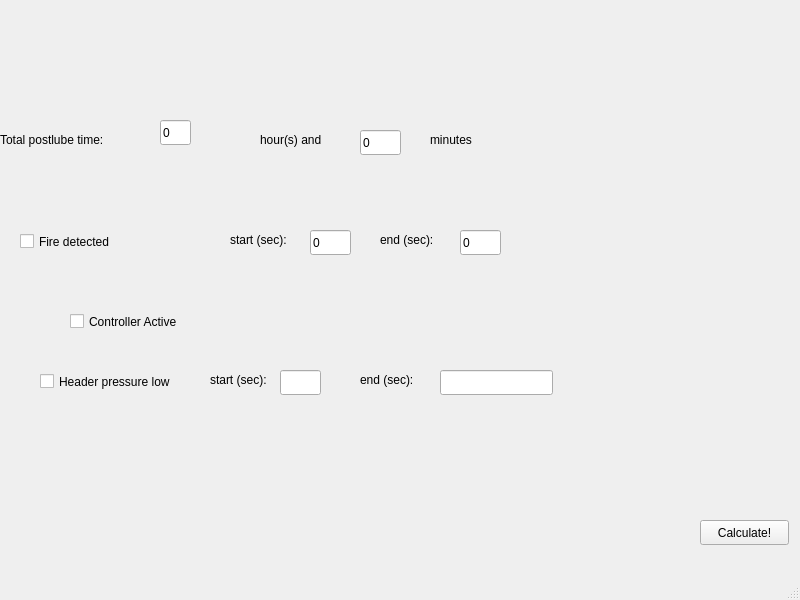
Above: mainwindow.ui from tvb2/Backup_1 before the change. Below: the same form after it.
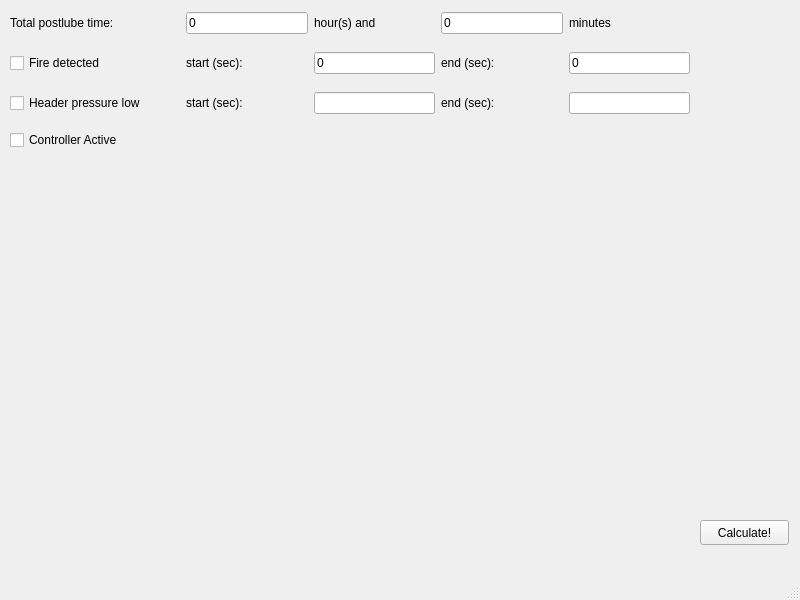
That is the form after the change.

Diff of the .ui file:
```diff
--- a/mainwindow.ui
+++ b/mainwindow.ui
@@ -36,180 +36,10 @@
    <widget class="QCheckBox" name="ckBxControllerActive">
     <property name="geometry">
      <rect>
-      <x>70</x>
-      <y>310</y>
-      <width>583</width>
-      <height>23</height>
-     </rect>
-    </property>
-    <property name="text">
-     <string>Controller Active</string>
-    </property>
-   </widget>
-   <widget class="QCheckBox" name="ckBxFireDetected">
-    <property name="geometry">
-     <rect>
-      <x>20</x>
-      <y>230</y>
-      <width>136</width>
-      <height>23</height>
-     </rect>
-    </property>
-    <property name="text">
-     <string>Fire detected</string>
-    </property>
-   </widget>
-   <widget class="QLineEdit" name="time1Fire">
-    <property name="geometry">
-     <rect>
-      <x>310</x>
-      <y>230</y>
-      <width>41</width>
-      <height>25</height>
-     </rect>
-    </property>
-    <property name="minimumSize">
-     <size>
-      <width>0</width>
-      <height>0</height>
-     </size>
-    </property>
-    <property name="text">
-     <string>0</string>
-    </property>
-    <property name="alignment">
-     <set>Qt::AlignLeading|Qt::AlignLeft|Qt::AlignVCenter</set>
-    </property>
-   </widget>
-   <widget class="QLabel" name="lblStartSec">
-    <property name="geometry">
-     <rect>
-      <x>230</x>
-      <y>220</y>
-      <width>72</width>
-      <height>39</height>
-     </rect>
-    </property>
-    <property name="sizePolicy">
-     <sizepolicy hsizetype="Fixed" vsizetype="Preferred">
-      <horstretch>0</horstretch>
-      <verstretch>0</verstretch>
-     </sizepolicy>
-    </property>
-    <property name="text">
-     <string>start (sec):</string>
-    </property>
-   </widget>
-   <widget class="QLabel" name="lblEndSec">
-    <property name="geometry">
-     <rect>
-      <x>380</x>
-      <y>220</y>
-      <width>65</width>
-      <height>39</height>
-     </rect>
-    </property>
-    <property name="sizePolicy">
-     <sizepolicy hsizetype="Fixed" vsizetype="Preferred">
-      <horstretch>0</horstretch>
-      <verstretch>0</verstretch>
-     </sizepolicy>
-    </property>
-    <property name="text">
-     <string>end (sec):</string>
-    </property>
-   </widget>
-   <widget class="QLineEdit" name="time2Fire">
-    <property name="geometry">
-     <rect>
-      <x>460</x>
-      <y>230</y>
-      <width>41</width>
-      <height>25</height>
-     </rect>
-    </property>
-    <property name="minimumSize">
-     <size>
-      <width>0</width>
-      <height>0</height>
-     </size>
-    </property>
-    <property name="text">
-     <string>0</string>
-    </property>
-   </widget>
-   <widget class="QLabel" name="lblTotalPostlubeTime">
-    <property name="geometry">
-     <rect>
-      <x>0</x>
-      <y>120</y>
-      <width>137</width>
-      <height>40</height>
-     </rect>
-    </property>
-    <property name="text">
-     <string>Total postlube time:</string>
-    </property>
-   </widget>
-   <widget class="QLineEdit" name="totalPostlubeHours">
-    <property name="geometry">
-     <rect>
-      <x>160</x>
-      <y>120</y>
-      <width>31</width>
-      <height>25</height>
-     </rect>
-    </property>
-    <property name="text">
-     <string>0</string>
-    </property>
-   </widget>
-   <widget class="QLabel" name="lblHoursAnd">
-    <property name="geometry">
-     <rect>
-      <x>260</x>
-      <y>120</y>
-      <width>81</width>
-      <height>40</height>
-     </rect>
-    </property>
-    <property name="text">
-     <string>hour(s) and </string>
-    </property>
-   </widget>
-   <widget class="QLineEdit" name="totalPostlubeMinutes">
-    <property name="geometry">
-     <rect>
-      <x>360</x>
+      <x>10</x>
       <y>130</y>
-      <width>41</width>
-      <height>25</height>
-     </rect>
-    </property>
-    <property name="text">
-     <string>0</string>
-    </property>
-   </widget>
-   <widget class="QLabel" name="lblMinutes">
-    <property name="geometry">
-     <rect>
-      <x>430</x>
-      <y>120</y>
-      <width>61</width>
-      <height>40</height>
-     </rect>
-    </property>
-    <property name="text">
-     <string>minutes</string>
-    </property>
-   </widget>
-   <widget class="QCheckBox" name="ckBxHeaderLo">
-    <property name="geometry">
-     <rect>
-      <x>40</x>
-      <y>370</y>
-      <width>171</width>
-      <height>23</height>
+      <width>150</width>
+      <height>20</height>
      </rect>
     </property>
     <property name="sizePolicy">
@@ -218,67 +48,321 @@
       <verstretch>0</verstretch>
      </sizepolicy>
     </property>
+    <property name="minimumSize">
+     <size>
+      <width>150</width>
+      <height>0</height>
+     </size>
+    </property>
     <property name="text">
-     <string>Header pressure low</string>
+     <string>Controller Active</string>
     </property>
    </widget>
-   <widget class="QLineEdit" name="time1Header">
+   <widget class="QWidget" name="">
     <property name="geometry">
      <rect>
-      <x>280</x>
-      <y>370</y>
-      <width>41</width>
-      <height>25</height>
+      <x>10</x>
+      <y>10</y>
+      <width>680</width>
+      <height>27</height>
      </rect>
     </property>
+    <layout class="QHBoxLayout" name="horizontalLayout">
+     <item>
+      <widget class="QLabel" name="lblTotalPostlubeTime">
+       <property name="sizePolicy">
+        <sizepolicy hsizetype="Expanding" vsizetype="Fixed">
+         <horstretch>0</horstretch>
+         <verstretch>0</verstretch>
+        </sizepolicy>
+       </property>
+       <property name="minimumSize">
+        <size>
+         <width>170</width>
+         <height>0</height>
+        </size>
+       </property>
+       <property name="text">
+        <string>Total postlube time:</string>
+       </property>
+      </widget>
+     </item>
+     <item>
+      <widget class="QLineEdit" name="totalPostlubeHours">
+       <property name="sizePolicy">
+        <sizepolicy hsizetype="Expanding" vsizetype="Fixed">
+         <horstretch>0</horstretch>
+         <verstretch>0</verstretch>
+        </sizepolicy>
+       </property>
+       <property name="minimumSize">
+        <size>
+         <width>50</width>
+         <height>0</height>
+        </size>
+       </property>
+       <property name="text">
+        <string>0</string>
+       </property>
+      </widget>
+     </item>
+     <item>
+      <widget class="QLabel" name="lblHoursAnd">
+       <property name="sizePolicy">
+        <sizepolicy hsizetype="Expanding" vsizetype="Fixed">
+         <horstretch>0</horstretch>
+         <verstretch>0</verstretch>
+        </sizepolicy>
+       </property>
+       <property name="minimumSize">
+        <size>
+         <width>100</width>
+         <height>0</height>
+        </size>
+       </property>
+       <property name="text">
+        <string>hour(s) and </string>
+       </property>
+      </widget>
+     </item>
+     <item>
+      <widget class="QLineEdit" name="totalPostlubeMinutes">
+       <property name="sizePolicy">
+        <sizepolicy hsizetype="Expanding" vsizetype="Fixed">
+         <horstretch>0</horstretch>
+         <verstretch>0</verstretch>
+        </sizepolicy>
+       </property>
+       <property name="minimumSize">
+        <size>
+         <width>40</width>
+         <height>0</height>
+        </size>
+       </property>
+       <property name="text">
+        <string>0</string>
+       </property>
+      </widget>
+     </item>
+     <item>
+      <widget class="QLabel" name="lblMinutes">
+       <property name="sizePolicy">
+        <sizepolicy hsizetype="Expanding" vsizetype="Fixed">
+         <horstretch>0</horstretch>
+         <verstretch>0</verstretch>
+        </sizepolicy>
+       </property>
+       <property name="minimumSize">
+        <size>
+         <width>100</width>
+         <height>0</height>
+        </size>
+       </property>
+       <property name="text">
+        <string>minutes</string>
+       </property>
+      </widget>
+     </item>
+    </layout>
    </widget>
-   <widget class="QLineEdit" name="time2Header">
+   <widget class="QWidget" name="">
     <property name="geometry">
      <rect>
-      <x>440</x>
-      <y>370</y>
-      <width>113</width>
-      <height>25</height>
+      <x>10</x>
+      <y>50</y>
+      <width>680</width>
+      <height>27</height>
      </rect>
     </property>
+    <layout class="QHBoxLayout" name="horizontalLayout_2">
+     <item>
+      <widget class="QCheckBox" name="ckBxFireDetected">
+       <property name="sizePolicy">
+        <sizepolicy hsizetype="Expanding" vsizetype="Fixed">
+         <horstretch>0</horstretch>
+         <verstretch>0</verstretch>
+        </sizepolicy>
+       </property>
+       <property name="minimumSize">
+        <size>
+         <width>170</width>
+         <height>0</height>
+        </size>
+       </property>
+       <property name="text">
+        <string>Fire detected</string>
+       </property>
+      </widget>
+     </item>
+     <item>
+      <widget class="QLabel" name="lblStartSec">
+       <property name="sizePolicy">
+        <sizepolicy hsizetype="Expanding" vsizetype="Fixed">
+         <horstretch>0</horstretch>
+         <verstretch>0</verstretch>
+        </sizepolicy>
+       </property>
+       <property name="minimumSize">
+        <size>
+         <width>100</width>
+         <height>0</height>
+        </size>
+       </property>
+       <property name="text">
+        <string>start (sec):</string>
+       </property>
+      </widget>
+     </item>
+     <item>
+      <widget class="QLineEdit" name="time1Fire">
+       <property name="sizePolicy">
+        <sizepolicy hsizetype="Expanding" vsizetype="Fixed">
+         <horstretch>0</horstretch>
+         <verstretch>0</verstretch>
+        </sizepolicy>
+       </property>
+       <property name="minimumSize">
+        <size>
+         <width>40</width>
+         <height>0</height>
+        </size>
+       </property>
+       <property name="text">
+        <string>0</string>
+       </property>
+       <property name="alignment">
+        <set>Qt::AlignLeading|Qt::AlignLeft|Qt::AlignVCenter</set>
+       </property>
+      </widget>
+     </item>
+     <item>
+      <widget class="QLabel" name="lblEndSec">
+       <property name="sizePolicy">
+        <sizepolicy hsizetype="Expanding" vsizetype="Fixed">
+         <horstretch>0</horstretch>
+         <verstretch>0</verstretch>
+        </sizepolicy>
+       </property>
+       <property name="minimumSize">
+        <size>
+         <width>100</width>
+         <height>0</height>
+        </size>
+       </property>
+       <property name="text">
+        <string>end (sec):</string>
+       </property>
+      </widget>
+     </item>
+     <item>
+      <widget class="QLineEdit" name="time2Fire">
+       <property name="sizePolicy">
+        <sizepolicy hsizetype="Expanding" vsizetype="Fixed">
+         <horstretch>0</horstretch>
+         <verstretch>0</verstretch>
+        </sizepolicy>
+       </property>
+       <property name="minimumSize">
+        <size>
+         <width>40</width>
+         <height>0</height>
+        </size>
+       </property>
+       <property name="text">
+        <string>0</string>
+       </property>
+      </widget>
+     </item>
+    </layout>
    </widget>
-   <widget class="QLabel" name="lblEndSec_2">
+   <widget class="QWidget" name="">
     <property name="geometry">
      <rect>
-      <x>360</x>
-      <y>360</y>
-      <width>65</width>
-      <height>39</height>
+      <x>10</x>
+      <y>90</y>
+      <width>680</width>
+      <height>27</height>
      </rect>
     </property>
-    <property name="sizePolicy">
-     <sizepolicy hsizetype="Fixed" vsizetype="Preferred">
-      <horstretch>0</horstretch>
-      <verstretch>0</verstretch>
-     </sizepolicy>
-    </property>
-    <property name="text">
-     <string>end (sec):</string>
-    </property>
-   </widget>
-   <widget class="QLabel" name="lblStartSec_2">
-    <property name="geometry">
-     <rect>
-      <x>210</x>
-      <y>360</y>
-      <width>72</width>
-      <height>39</height>
-     </rect>
-    </property>
-    <property name="sizePolicy">
-     <sizepolicy hsizetype="Fixed" vsizetype="Preferred">
-      <horstretch>0</horstretch>
-      <verstretch>0</verstretch>
-     </sizepolicy>
-    </property>
-    <property name="text">
-     <string>start (sec):</string>
-    </property>
+    <layout class="QHBoxLayout" name="horizontalLayout_3">
+     <item>
+      <widget class="QCheckBox" name="ckBxHeaderLo">
+       <property name="sizePolicy">
+        <sizepolicy hsizetype="Expanding" vsizetype="Fixed">
+         <horstretch>0</horstretch>
+         <verstretch>0</verstretch>
+        </sizepolicy>
+       </property>
+       <property name="minimumSize">
+        <size>
+         <width>170</width>
+         <height>0</height>
+        </size>
+       </property>
+       <property name="text">
+        <string>Header pressure low</string>
+       </property>
+      </widget>
+     </item>
+     <item>
+      <widget class="QLabel" name="lblStartSec_2">
+       <property name="sizePolicy">
+        <sizepolicy hsizetype="Expanding" vsizetype="Fixed">
+         <horstretch>0</horstretch>
+         <verstretch>0</verstretch>
+        </sizepolicy>
+       </property>
+       <property name="minimumSize">
+        <size>
+         <width>100</width>
+         <height>0</height>
+        </size>
+       </property>
+       <property name="text">
+        <string>start (sec):</string>
+       </property>
+      </widget>
+     </item>
+     <item>
+      <widget class="QLineEdit" name="time1Header">
+       <property name="sizePolicy">
+        <sizepolicy hsizetype="Expanding" vsizetype="Fixed">
+         <horstretch>0</horstretch>
+         <verstretch>0</verstretch>
+        </sizepolicy>
+       </property>
+      </widget>
+     </item>
+     <item>
+      <widget class="QLabel" name="lblEndSec_2">
+       <property name="sizePolicy">
+        <sizepolicy hsizetype="Expanding" vsizetype="Fixed">
+         <horstretch>0</horstretch>
+         <verstretch>0</verstretch>
+        </sizepolicy>
+       </property>
+       <property name="minimumSize">
+        <size>
+         <width>100</width>
+         <height>0</height>
+        </size>
+       </property>
+       <property name="text">
+        <string>end (sec):</string>
+       </property>
+      </widget>
+     </item>
+     <item>
+      <widget class="QLineEdit" name="time2Header">
+       <property name="sizePolicy">
+        <sizepolicy hsizetype="Expanding" vsizetype="Fixed">
+         <horstretch>0</horstretch>
+         <verstretch>0</verstretch>
+        </sizepolicy>
+       </property>
+      </widget>
+     </item>
+    </layout>
    </widget>
   </widget>
   <widget class="QMenuBar" name="menubar">
```
